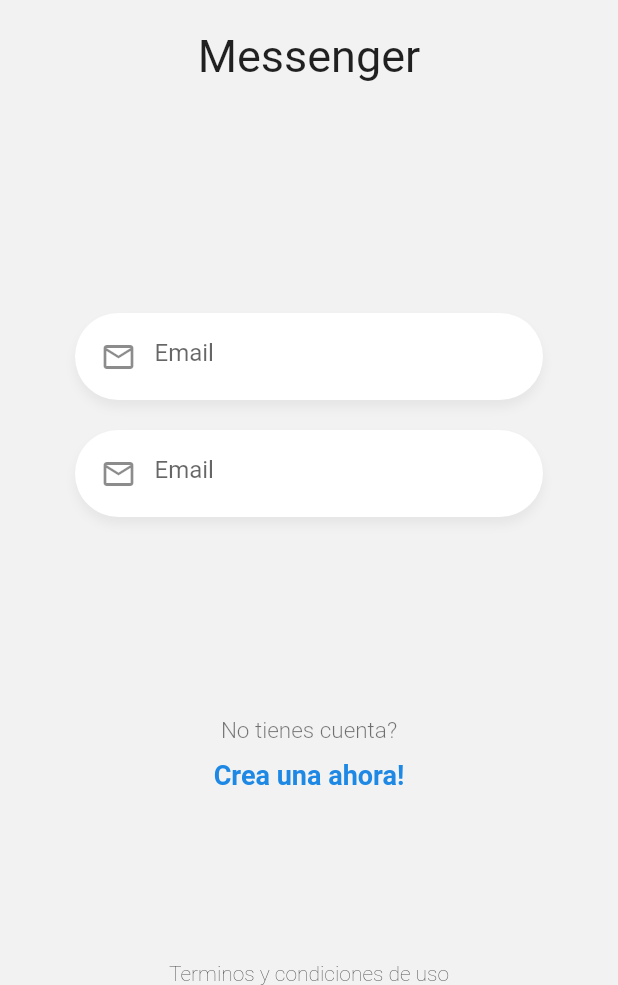
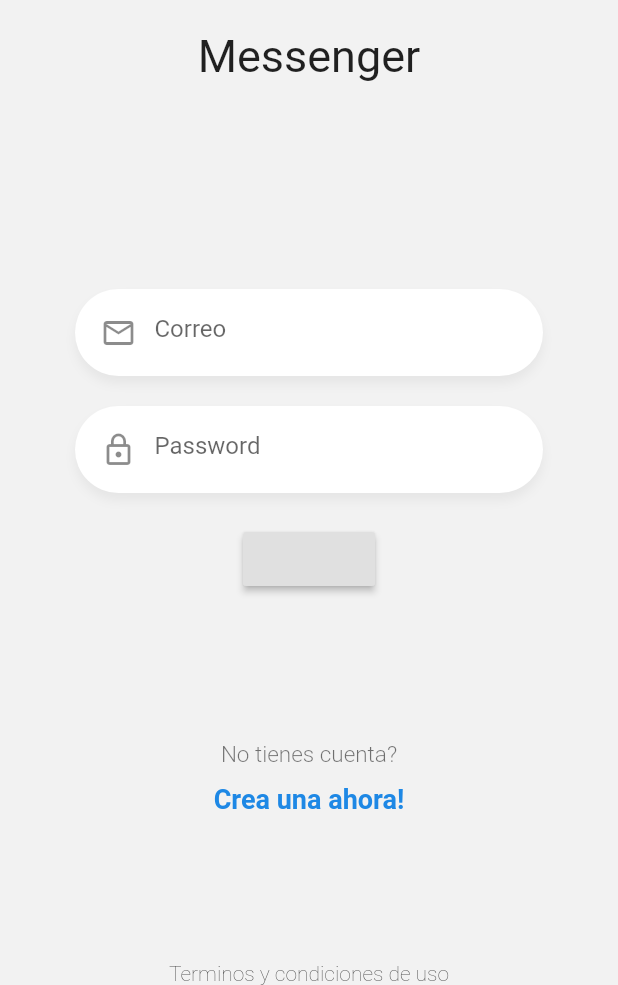
Before and after one commit to paulveliz/flutter-realtime-chat, a Flutter app: the screen it shows after launch, on a phone screen of 412 x 824 dp, the part 251-1236 px from its top. Run offline on Flutter 3.47's test engine with Material 2 defaults, Android fonts, the phone set to English and light mode, and no system bars.

Commit message:
Argumentos  a nuestro custom input
- Independizamos el custom input para personalizarlo desde donde lo
consumamos.

```diff
--- a/lib/pages/login_page.dart
+++ b/lib/pages/login_page.dart
@@ -1,5 +1,7 @@
 import 'package:flutter/material.dart';
 import 'package:real_time_chat/widgets/custom_input.dart';
+import 'package:real_time_chat/widgets/custom_labels.dart';
+import 'package:real_time_chat/widgets/custom_logo.dart';
 
 class LoginPage extends StatelessWidget {
   @override
@@ -10,9 +12,9 @@ class LoginPage extends StatelessWidget {
         child: Column(
           mainAxisAlignment: MainAxisAlignment.spaceBetween,
           children: [
-            _Logo(),
+            Logo(),
             _Form(),
-            _Labels(),
+            Labels(),
             Text('Terminos y condiciones de uso', style: TextStyle(fontWeight: FontWeight.w200))
           ],
         ),
@@ -21,24 +23,7 @@ class LoginPage extends StatelessWidget {
   }
 }
 
-class _Logo extends StatelessWidget {
-  @override
-  Widget build(BuildContext context) {
-    return Center(
-      child: Container(
-        margin: EdgeInsets.only(top: 50),
-        width: 170,
-        child: Column(
-          children: [
-            Image(image: AssetImage('assets/tag-logo.png')),
-            SizedBox(height: 20),
-            Text('Messenger', style: TextStyle(fontSize: 30))
-          ],
-        ),
-      ),
-    );
-  }
-}
+
 
 class _Form extends StatefulWidget {
   @override
@@ -46,6 +31,9 @@ class _Form extends StatefulWidget {
 }
 
 class __FormState extends State<_Form> {
+  final emailCtrl = TextEditingController();
+  final passwordCtrl = TextEditingController();
+
   @override
   Widget build(BuildContext context) {
     return Container(
@@ -53,27 +41,24 @@ class __FormState extends State<_Form> {
       padding: EdgeInsets.symmetric(horizontal: 50),
       child: Column(
         children: [
-          CustomInput(),
-          CustomInput()
-          // TODO: crear boton
-          // RaisedButton(onPressed: (){})
+          CustomInput(
+            icon: Icons.mail_outline,
+            placeholder: 'Correo',
+            keyboardType: TextInputType.emailAddress,
+            textController: emailCtrl
+          ),
+          CustomInput(
+            icon: Icons.lock_outline,
+            placeholder: 'Password',
+            keyboardType: TextInputType.text,
+            textController: passwordCtrl,
+            isPassword: true,
+          ),
+          RaisedButton(onPressed: (){
+
+          })
         ],
       ),
     );
   }
 }
-
-class _Labels extends StatelessWidget {
-  @override
-  Widget build(BuildContext context) {
-    return Container(
-      child: Column(
-        children: [
-          Text('No tienes cuenta?', style: TextStyle(color: Colors.black54, fontSize: 15, fontWeight: FontWeight.w300)),
-          SizedBox(height: 10),
-          Text('Crea una ahora!', style: TextStyle(color: Colors.blue[600], fontSize: 18, fontWeight: FontWeight.bold))
-        ],
-      ),
-    );
-  }
-}
--- a/lib/widgets/custom_input.dart
+++ b/lib/widgets/custom_input.dart
@@ -1,7 +1,18 @@
 import 'package:flutter/material.dart';
 
 class CustomInput extends StatelessWidget {
-  const CustomInput({Key key}) : super(key: key);
+  final IconData icon;
+  final String placeholder;
+  final TextEditingController textController;
+  final TextInputType keyboardType;
+  final bool isPassword;
+
+  const CustomInput({@required this.icon,
+                     @required this.placeholder,
+                     @required this.textController,
+                     this.keyboardType = TextInputType.text,
+                     this.isPassword = false
+  });
 
   @override
   Widget build(BuildContext context) {
@@ -20,14 +31,15 @@ class CustomInput extends StatelessWidget {
         ]
       ),
       child: TextField(
+        controller: this.textController,
         autocorrect: false,
-        keyboardType: TextInputType.emailAddress,
-        // obscureText: true,
+        keyboardType: this.keyboardType,
+        obscureText: this.isPassword,
         decoration: InputDecoration(
-          prefixIcon: Icon(Icons.mail_outline),
+          prefixIcon: Icon(this.icon),
           focusedBorder: InputBorder.none,
           border: InputBorder.none,
-          hintText: 'Email'
+          hintText: this.placeholder
         ),
       ),
     );
--- /dev/null
+++ b/lib/widgets/custom_labels.dart
@@ -0,0 +1,16 @@
+import 'package:flutter/material.dart';
+
+class Labels extends StatelessWidget {
+  @override
+  Widget build(BuildContext context) {
+    return Container(
+      child: Column(
+        children: [
+          Text('No tienes cuenta?', style: TextStyle(color: Colors.black54, fontSize: 15, fontWeight: FontWeight.w300)),
+          SizedBox(height: 10),
+          Text('Crea una ahora!', style: TextStyle(color: Colors.blue[600], fontSize: 18, fontWeight: FontWeight.bold))
+        ],
+      ),
+    );
+  }
+}
--- /dev/null
+++ b/lib/widgets/custom_logo.dart
@@ -0,0 +1,20 @@
+import 'package:flutter/material.dart';
+
+class Logo extends StatelessWidget {
+  @override
+  Widget build(BuildContext context) {
+    return Center(
+      child: Container(
+        margin: EdgeInsets.only(top: 50),
+        width: 170,
+        child: Column(
+          children: [
+            Image(image: AssetImage('assets/tag-logo.png')),
+            SizedBox(height: 20),
+            Text('Messenger', style: TextStyle(fontSize: 30))
+          ],
+        ),
+      ),
+    );
+  }
+}
```
